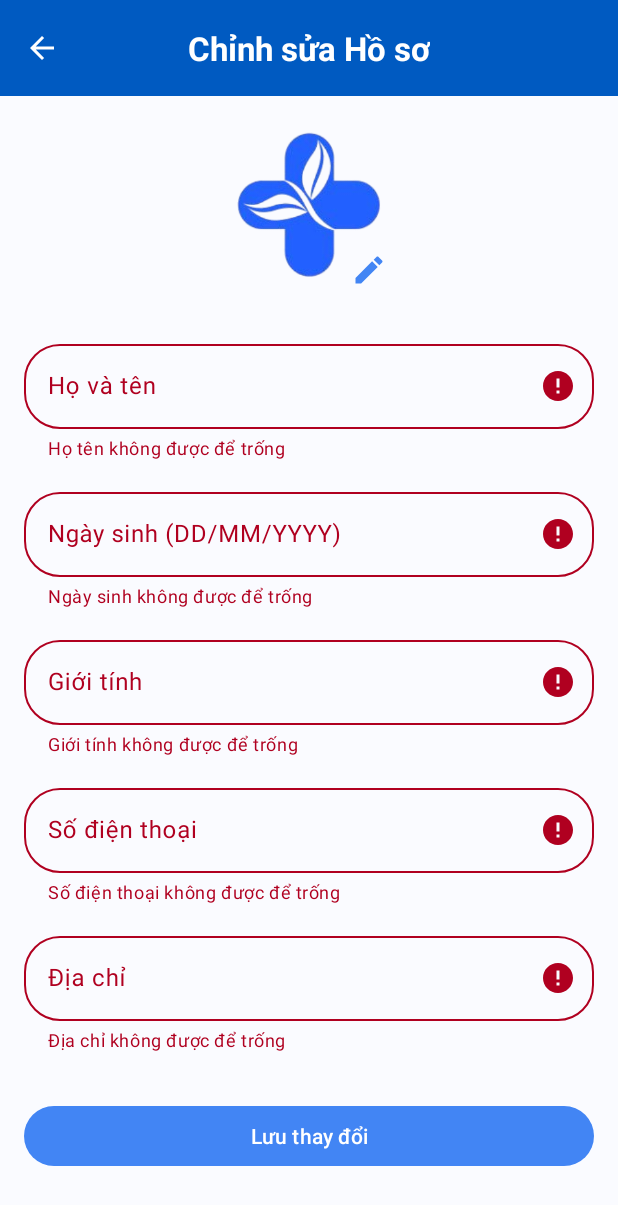
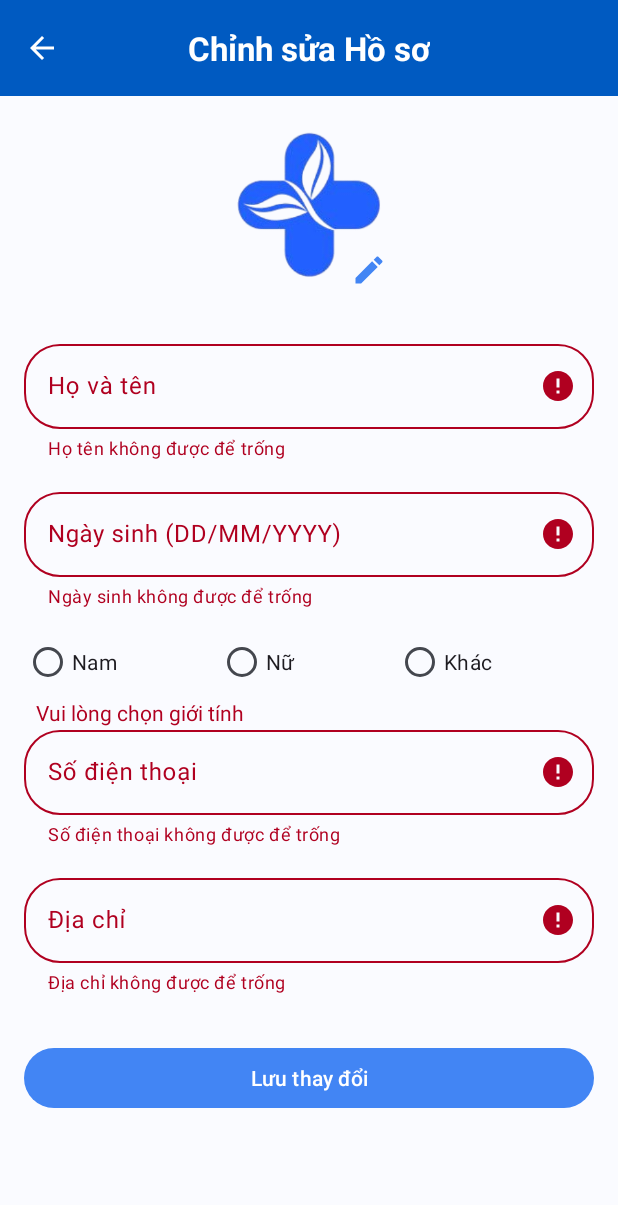
Before and after one commit to CongPham04/7-medibook-android, an Android app: the PatientEditProfileFragment screen opened through its navigation route, after a tap on "Lưu thay đổi", on a phone screen of 412 x 824 dp. Shown: the top 1205 px of the screen. Run offline under Robolectric (Android 15) with nearby library versions, the phone set to English and light mode, and no system bars; our stand-ins replace Firebase (no records; nobody signed in at launch, a user with empty details on screens opened directly), navigation-ui.

Commit message:
Chỉnh sửa phía patient: - Cờ VN, UK. - Thay đổi edit profile giới tính từ text thành radio button - Sửa lại đặt lịch (không đặt được lịch trong khoảng thời gian đã diễn ra)

```diff
--- a/app/src/main/java/com/example/medibookandroid/ui/patient/fragment/PatientEditProfileFragment.java
+++ b/app/src/main/java/com/example/medibookandroid/ui/patient/fragment/PatientEditProfileFragment.java
@@ -4,6 +4,7 @@ import android.os.Bundle;
 import android.view.LayoutInflater;
 import android.view.View;
 import android.view.ViewGroup;
+import android.widget.RadioButton;
 import android.widget.Toast;
 import androidx.annotation.NonNull;
 import androidx.annotation.Nullable;
@@ -123,7 +124,18 @@ public class PatientEditProfileFragment extends Fragment {
 
         binding.tilFullName.getEditText().setText(patient.getFullName());
         binding.tilDob.getEditText().setText(patient.getDob());
-        binding.tilGender.getEditText().setText(patient.getGender());
+
+        // Sửa trong hàm populateUi(Patient patient) Hoàn
+        String gender = patient.getGender();
+        if (gender != null) {
+            if (gender.equals("Nam")) {
+                binding.radioNam.setChecked(true);
+            } else if (gender.equals("Nữ")) {
+                binding.radioNu.setChecked(true);
+            } else if (gender.equals("Khác")) {
+                binding.radioKhac.setChecked(true);
+            }
+        }
         binding.tilPhone.getEditText().setText(patient.getPhone());
         binding.tilAddress.getEditText().setText(patient.getAddress());
     }
@@ -152,7 +164,7 @@ public class PatientEditProfileFragment extends Fragment {
         // Reset lỗi
         binding.tilFullName.setError(null);
         binding.tilDob.setError(null);
-        binding.tilGender.setError(null);
+        binding.tvGenderError.setVisibility(View.GONE);
         binding.tilPhone.setError(null);
         binding.tilAddress.setError(null);
 
@@ -160,7 +172,6 @@ public class PatientEditProfileFragment extends Fragment {
 
         String name = binding.tilFullName.getEditText().getText().toString().trim();
         String dob = binding.tilDob.getEditText().getText().toString().trim();
-        String gender = binding.tilGender.getEditText().getText().toString().trim();
         String phone = binding.tilPhone.getEditText().getText().toString().trim();
         String address = binding.tilAddress.getEditText().getText().toString().trim();
 
@@ -190,12 +201,15 @@ public class PatientEditProfileFragment extends Fragment {
             binding.tilDob.setError("Ngày sinh không được để trống");
             valid = false;
         }
-        if (gender.isEmpty()) {
-            binding.tilGender.setError("Giới tính không được để trống");
+        if (address.isEmpty()) {
+            binding.tilAddress.setError("Địa chỉ không được để trống");
             valid = false;
         }
-        if (address.isEmpty()) {
-            binding.tilAddress.setError("Địa chỉ không được để trống");
+
+        // 4. Kiểm tra Giới tính
+        if (binding.radioGroupGender.getCheckedRadioButtonId() == -1) {
+            // -1 có nghĩa là không có nút nào được chọn
+            binding.tvGenderError.setVisibility(View.VISIBLE); // Hiển thị lỗi
             valid = false;
         }
 
@@ -230,7 +244,9 @@ public class PatientEditProfileFragment extends Fragment {
         // Lấy dữ liệu mới từ Form
         String newFullName = binding.tilFullName.getEditText().getText().toString();
         String newDob = binding.tilDob.getEditText().getText().toString();
-        String newGender = binding.tilGender.getEditText().getText().toString();
+        int selectedGenderId = binding.radioGroupGender.getCheckedRadioButtonId();
+        RadioButton selectedRadioButton = (RadioButton) getView().findViewById(selectedGenderId);
+        String newGender = selectedRadioButton.getText().toString(); // Sẽ là "Nam", "Nữ" hoặc "Khác"
         String newPhone = binding.tilPhone.getEditText().getText().toString();
         String newAddress = binding.tilAddress.getEditText().getText().toString();
 
--- a/app/src/main/res/drawable/flag_vn.xml
+++ b/app/src/main/res/drawable/flag_vn.xml
@@ -1,7 +1,7 @@
 <vector xmlns:android="http://schemas.android.com/apk/res/android"
-    android:width="24dp"
-    android:height="24dp"
-    android:viewportWidth="900"
+    android:width="32dp"
+    android:height="18dp"
+    android:viewportWidth="1200"
     android:viewportHeight="600">
 
     <!-- Nền cờ màu đỏ -->
--- a/app/src/main/res/layout/fragment_patient_edit_profile.xml
+++ b/app/src/main/res/layout/fragment_patient_edit_profile.xml
@@ -104,28 +104,50 @@
 
         </com.google.android.material.textfield.TextInputLayout>
 
-        <com.google.android.material.textfield.TextInputLayout
-            android:id="@+id/til_gender"
-            style="@style/Widget.Material3.TextInputLayout.OutlinedBox"
+        <RadioGroup
+            android:id="@+id/radio_group_gender"
             android:layout_width="0dp"
             android:layout_height="wrap_content"
             android:layout_marginStart="16dp"
-            android:layout_marginTop="16dp"
             android:layout_marginEnd="16dp"
-            android:hint="Giới tính"
-            app:boxCornerRadiusBottomEnd="24dp"
-            app:boxCornerRadiusBottomStart="24dp"
-            app:boxCornerRadiusTopEnd="24dp"
-            app:boxCornerRadiusTopStart="24dp"
+            android:layout_marginTop="12dp"
+            android:orientation="horizontal"
             app:layout_constraintEnd_toEndOf="parent"
             app:layout_constraintStart_toStartOf="parent"
             app:layout_constraintTop_toBottomOf="@+id/til_dob">
 
-            <com.google.android.material.textfield.TextInputEditText
-                android:layout_width="match_parent"
-                android:layout_height="wrap_content" />
+            <RadioButton
+                android:id="@+id/radio_nam"
+                android:layout_width="wrap_content"
+                android:layout_height="wrap_content"
+                android:layout_weight="1"
+                android:text="Nam" />
 
-        </com.google.android.material.textfield.TextInputLayout>
+            <RadioButton
+                android:id="@+id/radio_nu"
+                android:layout_width="wrap_content"
+                android:layout_height="wrap_content"
+                android:layout_weight="1"
+                android:text="Nữ" />
+
+            <RadioButton
+                android:id="@+id/radio_khac"
+                android:layout_width="wrap_content"
+                android:layout_height="wrap_content"
+                android:layout_weight="1"
+                android:text="Khác" />
+        </RadioGroup>
+
+        <TextView
+            android:id="@+id/tv_gender_error"
+            android:layout_width="wrap_content"
+            android:layout_height="wrap_content"
+            android:layout_marginStart="24dp"
+            android:text="Vui lòng chọn giới tính"
+            android:textColor="@color/design_default_color_error"
+            android:visibility="gone"
+            app:layout_constraintStart_toStartOf="parent"
+            app:layout_constraintTop_toBottomOf="@+id/radio_group_gender" />
 
         <com.google.android.material.textfield.TextInputLayout
             android:id="@+id/til_phone"
@@ -143,7 +165,7 @@
             app:boxCornerRadiusTopStart="24dp"
             app:layout_constraintEnd_toEndOf="parent"
             app:layout_constraintStart_toStartOf="parent"
-            app:layout_constraintTop_toBottomOf="@+id/til_gender">
+            app:layout_constraintTop_toBottomOf="@+id/radio_group_gender">
 
             <com.google.android.material.textfield.TextInputEditText
                 android:layout_width="match_parent"
--- a/app/src/main/res/navigation/main_nav_graph.xml
+++ b/app/src/main/res/navigation/main_nav_graph.xml
@@ -39,10 +39,6 @@
         <action
             android:id="@+id/action_registerFragment_to_loginFragment"
             app:destination="@id/loginFragment" />
-        <!-- IMPORTANT: This action is needed to navigate to the OTP screen -->
-        <action
-            android:id="@+id/action_registerFragment_to_otpVerificationFragment"
-            app:destination="@id/patientMainActivity" />
     </fragment>
 
     <activity
```
Also changed, not shown: app/src/main/java/com/example/medibookandroid/ui/patient/fragment/PatientDoctorDetailFragment.java (+47 -1 lines), app/src/main/res/drawable/flag_uk.xml (+33 -22 lines), app/src/main/res/drawable/ic_key.xml (+6 -7 lines), app/src/main/res/drawable/ic_language.xml (+6 -7 lines), app/src/main/res/layout/fragment_patient_home.xml (+48 -33 lines).
